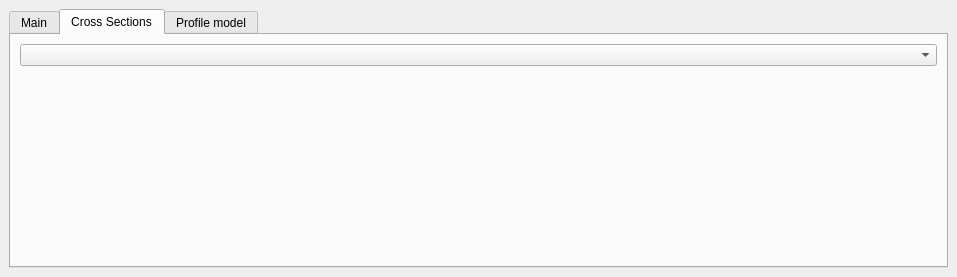
The window that hydrodynamic_solver/ui/solverdockwidget.ui (OllyV/Gydro) describes before a commit, drawn with Qt 5.
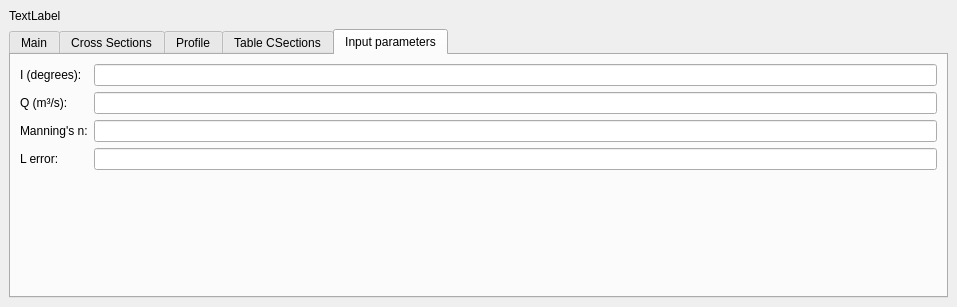
The same window after the commit.

Commit message: 10: Compute profile and add 2 new tabs to UI.

The edit to the form file:
```diff
--- a/hydrodynamic_solver/ui/solverdockwidget.ui
+++ b/hydrodynamic_solver/ui/solverdockwidget.ui
@@ -7,7 +7,7 @@
     <x>0</x>
     <y>0</y>
     <width>957</width>
-    <height>277</height>
+                <height>307</height>
    </rect>
   </property>
   <property name="sizePolicy">
@@ -21,23 +21,23 @@
   </property>
   <widget class="QWidget" name="dockWidgetContents">
    <layout class="QVBoxLayout" name="verticalLayout">
+                <item>
+                    <widget class="QLabel" name="label_helper">
+                        <property name="text">
+                            <string>TextLabel</string>
+                        </property>
+                    </widget>
+                </item>
     <item>
      <widget class="QTabWidget" name="tabWidget">
       <property name="currentIndex">
-       <number>1</number>
+                            <number>4</number>
       </property>
       <widget class="QWidget" name="tab_main">
        <attribute name="title">
         <string>Main</string>
        </attribute>
        <layout class="QGridLayout" name="gridLayout">
-        <item row="1" column="2">
-         <widget class="QLabel" name="label_helper">
-          <property name="text">
-           <string>TextLabel</string>
-          </property>
-         </widget>
-        </item>
         <item row="1" column="1">
          <widget class="QGroupBox" name="groupBox_Profile_settings">
           <property name="title">
@@ -156,12 +156,92 @@
       </widget>
       <widget class="QWidget" name="tab_Profilemodel">
        <attribute name="title">
-        <string>Profile model</string>
-       </attribute>
-       <layout class="QVBoxLayout" name="verticalLayout_Profilemodel">
+                                <string>Profile</string>
+                            </attribute>
+                            <layout class="QVBoxLayout" name="verticalLayout_Profile">
         <item>
-         <widget class="QFrame" name="frame_Profilemodel"/>
-        </item>
+                                    <widget class="QComboBox" name="comboBox_Profile_select">
+                                        <property name="maxVisibleItems">
+                                            <number>10</number>
+                                        </property>
+                                    </widget>
+                                </item>
+                                <item>
+                                    <widget class="QFrame" name="frame_Profile"/>
+                                </item>
+                            </layout>
+                        </widget>
+                        <widget class="QWidget" name="tab_Table">
+                            <attribute name="title">
+                                <string>Table CSections</string>
+                            </attribute>
+                            <layout class="QHBoxLayout" name="layout_Table">
+                                <item>
+                                    <widget class="QTableWidget" name="tableWidget_CSections"/>
+                                </item>
+                                <item>
+                                    <layout class="QVBoxLayout" name="button_Calculate_distances">
+                                        <item>
+                                            <widget class="QPushButton" name="pushButton">
+                                                <property name="text">
+                                                    <string>Calculate Distances</string>
+                                                </property>
+                                            </widget>
+                                        </item>
+                                    </layout>
+                                </item>
+                            </layout>
+                        </widget>
+                        <widget class="QWidget" name="tab_InputParameters">
+                            <attribute name="title">
+                                <string>Input parameters</string>
+                            </attribute>
+                            <layout class="QFormLayout" name="formLayout">
+
+                                <item row="0" column="0">
+                                    <widget class="QLabel" name="label_I">
+                                        <property name="text">
+                                            <string>I (degrees): </string>
+                                        </property>
+                                    </widget>
+                                </item>
+                                <item row="0" column="1">
+                                    <widget class="QLineEdit" name="lineEdit_I"/>
+                                </item>
+
+                                <item row="1" column="0">
+                                    <widget class="QLabel" name="label_Q">
+                                        <property name="text">
+                                            <string>Q (m³/s): </string>
+                                        </property>
+                                    </widget>
+                                </item>
+                                <item row="1" column="1">
+                                    <widget class="QLineEdit" name="lineEdit_Q"/>
+                                </item>
+
+                                <item row="2" column="0">
+                                    <widget class="QLabel" name="label_Manning">
+                                        <property name="text">
+                                            <string>Manning's n:</string>
+                                        </property>
+                                    </widget>
+                                </item>
+                                <item row="2" column="1">
+                                    <widget class="QLineEdit" name="lineEdit_Manning"/>
+                                </item>
+
+                                <item row="3" column="0">
+                                    <widget class="QLabel" name="label_L">
+                                        <property name="text">
+                                            <string>L error:</string>
+                                        </property>
+                                    </widget>
+                                </item>
+                                <item row="3" column="1">
+                                    <widget class="QLineEdit" name="lineEdit_L"/>
+                                </item>
+
        </layout>
       </widget>
      </widget>
```
Left out of the diff: 19 changed lines with no effect on the pictures. Lines whose indentation alone changed are shown as unchanged. The commit also changes 2 other files.
